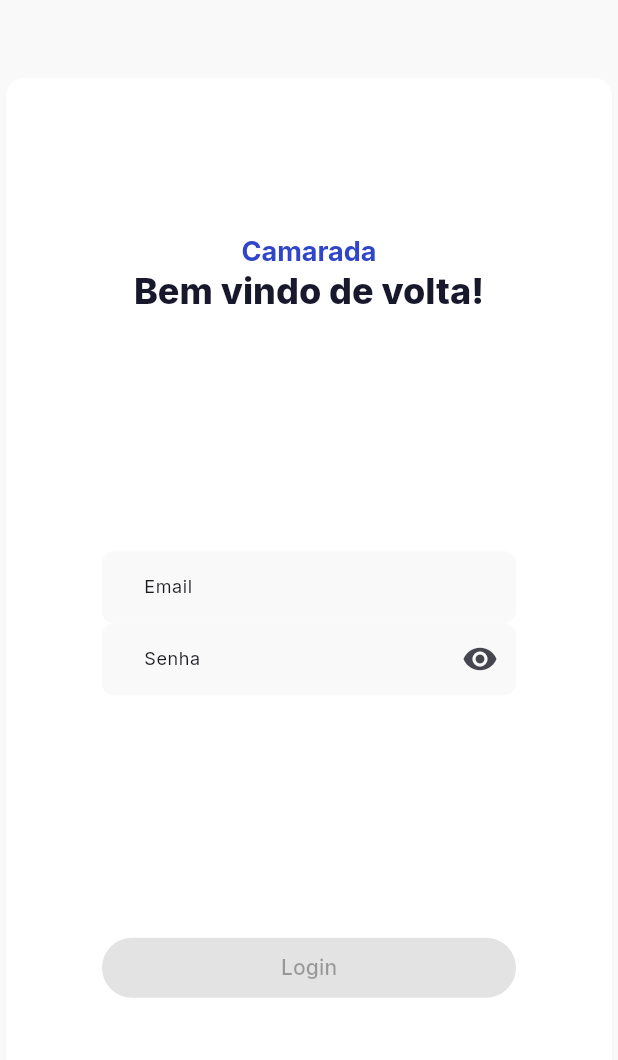
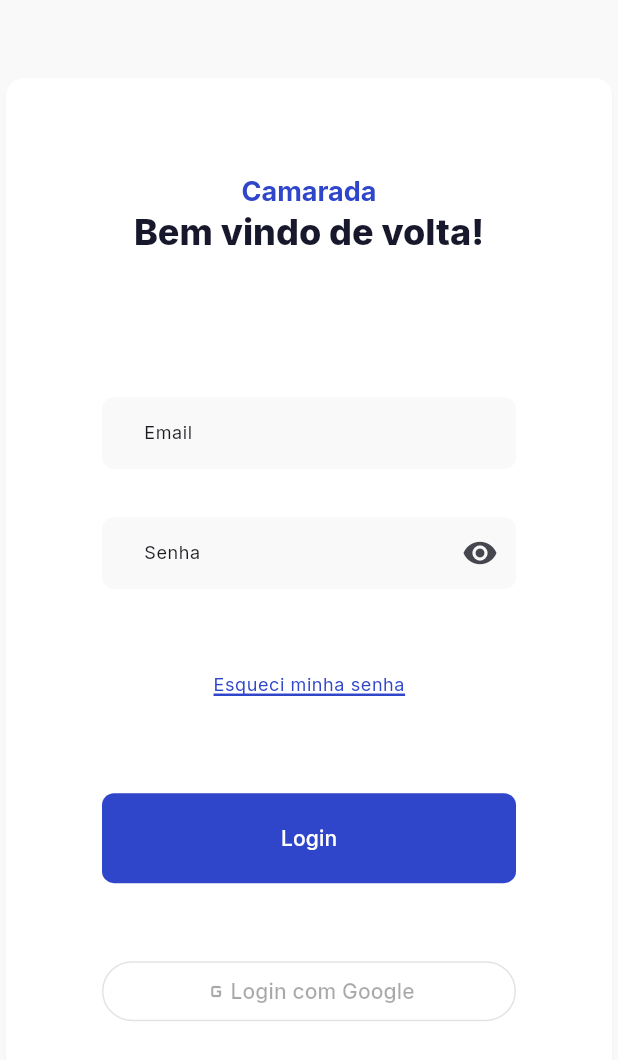
Before and after one commit to is-suzart/bazar_popular, a Flutter app: the LoginForm widget shown alone on an empty page, opened directly, on a phone screen of 412 x 824 dp. Shown: the top 1060 px of the screen. Run offline on Flutter 3.47's test engine with Material 3 defaults, Android fonts, the phone set to English and light mode, and no system bars; our stand-ins replace flutter_layout_grid, go_router, google_fonts; missing offline and left inert: flutter_adaptive_scaffold.

Commit message:
Mais avanços importantes

```diff
--- a/lib/components/header.dart
+++ b/lib/components/header.dart
@@ -7,18 +7,26 @@ class Header extends StatefulWidget {
   State<Header> createState() => _HeaderState();
 }
 
-class _HeaderState extends State<Header>{
+class _HeaderState extends State<Header> {
   @override
   Widget build(BuildContext context) {
     return Container(
-      height: 48,
+      height: 56,
+      padding: EdgeInsets.symmetric(vertical: 8, horizontal: 24),
       width: MediaQuery.of(context).size.width,
+      decoration: BoxDecoration(color: Colors.white, boxShadow: [
+        BoxShadow(
+          color: Colors.black.withOpacity(0.25),
+          spreadRadius: 0,
+          blurRadius: 4,
+          offset: const Offset(0, 0),
+        )
+      ]),
       child: Row(
         mainAxisSize: MainAxisSize.max,
         mainAxisAlignment: MainAxisAlignment.spaceBetween,
-        children: [
-          Image.asset("assets/logo-bp.png")
-        ],),
+        children: [Image.asset("assets/logo-bp.png")],
+      ),
     );
   }
 }
--- a/lib/pages/login.dart
+++ b/lib/pages/login.dart
@@ -40,9 +40,9 @@ class LoginPage extends StatelessWidget {
                       ],
                       rowSizes: [1.0.fr],
                       children: [
-                        LoginInfos().withGridPlacement(
+                        const LoginInfos().withGridPlacement(
                             columnSpan: 5, columnStart: 1, rowStart: 0),
-                        LoginForm().withGridPlacement(
+                        const LoginForm().withGridPlacement(
                             columnSpan: 5, columnStart: 6, rowStart: 0),
                       ],
                     );
@@ -101,7 +101,6 @@ class _LoginFormState extends State<LoginForm> {
 
   void togglePasswordVisibility() {
     setState(() {
-      print("rodei");
       showPassword = !showPassword;
     });
   }
@@ -109,7 +108,7 @@ class _LoginFormState extends State<LoginForm> {
   @override
   Widget build(BuildContext context) {
     return Container(
-      padding: EdgeInsets.symmetric(vertical: 48),
+      padding: const EdgeInsets.symmetric(vertical: 48),
       child: Card(
         child: Container(
           padding: const EdgeInsets.symmetric(vertical: 24, horizontal: 64),
@@ -136,7 +135,9 @@ class _LoginFormState extends State<LoginForm> {
 
                 Column(
                   children: [
-                    TextField(
+                    Container(
+                      margin: const EdgeInsets.symmetric(vertical: 16),
+                      child: TextField(
                         style: Theme.of(context)
                             .textTheme
                             .bodySmall!
@@ -152,7 +153,10 @@ class _LoginFormState extends State<LoginForm> {
                             contentPadding: const EdgeInsets.symmetric(
                                 vertical: 8, horizontal: 24)),
                       ),
-                    TextField(
+                    ),
+                    Container(
+                      margin: const EdgeInsets.symmetric(vertical: 16),
+                      child: TextField(
                           style: Theme.of(context)
                               .textTheme
                               .bodySmall!
@@ -163,7 +167,8 @@ class _LoginFormState extends State<LoginForm> {
                               filled: true,
                               suffixIcon: IconButton(
                                   onPressed: togglePasswordVisibility,
-                                icon: Icon(Icons.remove_red_eye_rounded)),
+                                  icon:
+                                      const Icon(Icons.remove_red_eye_rounded)),
                               label: Text(
                                 "Senha",
                                 style: Theme.of(context).textTheme.bodySmall!,
@@ -171,14 +176,49 @@ class _LoginFormState extends State<LoginForm> {
                               border: OutlineInputBorder(
                                   borderSide: BorderSide.none,
                                   borderRadius: BorderRadius.circular(8)),
-                            contentPadding: EdgeInsets.symmetric(
+                              contentPadding: const EdgeInsets.symmetric(
                                   vertical: 8, horizontal: 24))),
+                    ),
+                    Container(
+                      width: double.infinity,
+                      margin: const EdgeInsets.symmetric(vertical: 24),
+                      child: TextButton(
+                          onPressed: togglePasswordVisibility,
+                          child: Text("Esqueci minha senha",
+                              style: Theme.of(context)
+                                  .textTheme
+                                  .bodySmall!
+                                  .copyWith(
+                                    color: primaryColor,
+                                    decoration: TextDecoration.underline,
+                                    decorationColor: primaryColor,
+                                    decorationThickness: 2,
+                                  ))),
+                    ),
+                    Container(
+                      margin: const EdgeInsets.symmetric(vertical: 24),
+                      width: double.infinity,
+                      child: ElevatedButton(
+                          onPressed: null,
+                          child: Text("Login"),
+                          style: buttonStyles['primary']),
+                    ),
+                    Container(
+                      margin: const EdgeInsets.symmetric(vertical: 24),
+                      width: double.infinity,
+                      child: const OutlinedButton(
+                          onPressed: null,
+                          child: Row(
+                            crossAxisAlignment: CrossAxisAlignment.center,
+                            mainAxisAlignment: MainAxisAlignment.center,
+                            children: <Widget>[
+                              Icon(Icons.g_mobiledata),
+                              Text("Login com Google")
+                            ],
+                          )),
+                    ),
                   ],
                 ),
-                SizedBox(
-                  width: double.infinity,
-                  child: ElevatedButton(onPressed: null, child: Text("Login")),
-                )
 
                 // OutlinedButton(
                 //     onPressed: null,
--- a/lib/theme/theme.dart
+++ b/lib/theme/theme.dart
@@ -29,3 +29,17 @@ ThemeData bazarPopularTheme = ThemeData(
       surface: backgroundColor,
     ),
     useMaterial3: true);
+
+var buttonStyles = {
+  'primary': ButtonStyle(
+    padding: WidgetStateProperty.all<EdgeInsets>(
+        const EdgeInsets.symmetric(vertical: 20, horizontal: 24)),
+    backgroundColor: WidgetStateProperty.all<Color>(primaryColor),
+    foregroundColor: WidgetStateProperty.all<Color>(Colors.white),
+    shape: WidgetStateProperty.all<RoundedRectangleBorder>(
+      RoundedRectangleBorder(
+        borderRadius: BorderRadius.circular(8.0),
+      ),
+    ),
+  )
+};
```
Lines whose indentation alone changed are shown as unchanged.
